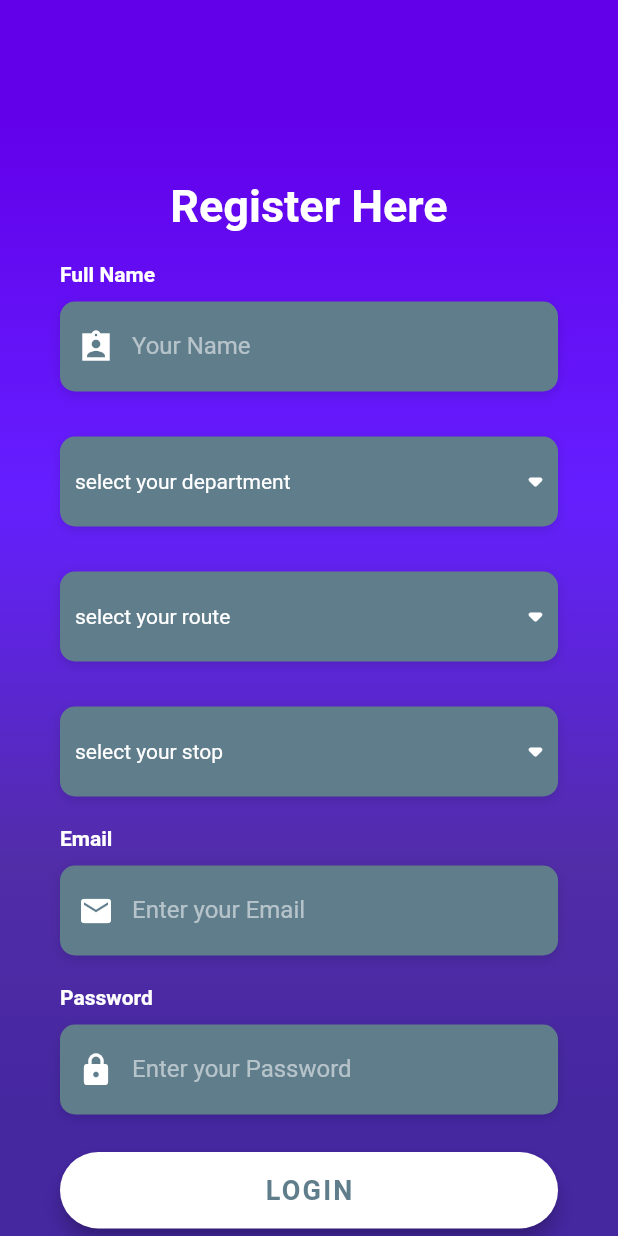
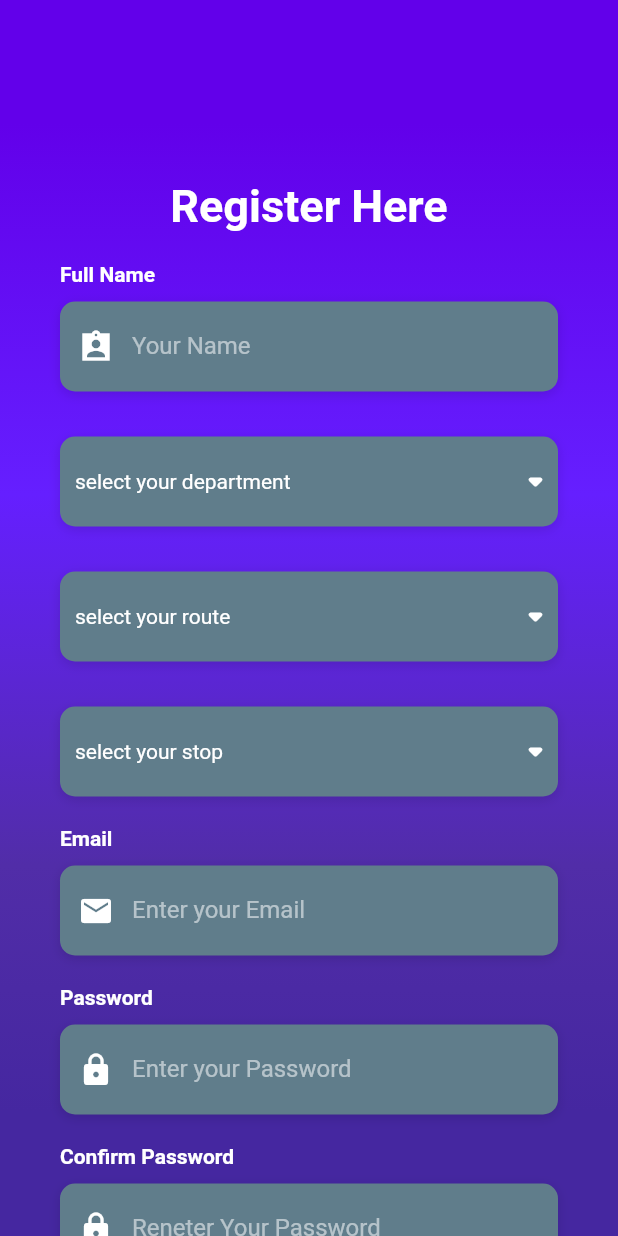
Before and after one commit to matrixhead/busbay, a Flutter app: the StudentRegi widget shown alone on an empty page, opened directly, on a phone screen of 412 x 824 dp. Run offline on Flutter 3.47's test engine with Material 2 defaults, Android fonts, the phone set to English and light mode, and no system bars; our stand-ins replace cloud_firestore, email_validator, firebase_auth, firebase_core, firebase_messaging, flushbar and 9 more; missing offline and left inert: keyboard_visibility, location_platform_interface; accounts and stored records are empty; Roboto replaces fonts that are missing (OpenSans).

Commit message:
Confirm Password

```diff
--- a/lib/DriverBusList.dart
+++ b/lib/DriverBusList.dart
@@ -61,6 +61,7 @@ class driverspeeddailState extends State<driverspeeddail>
               scrollGesturesEnabled: true,
               myLocationButtonEnabled: true,
               zoomGesturesEnabled: true,
+              zoomControlsEnabled: true,
               mapType: MapType.normal,
               initialCameraPosition: view.initialLocation,
               markers: Set.of(view.markerList.values.toList() ?? []),
--- a/lib/PassengerBusList.dart
+++ b/lib/PassengerBusList.dart
@@ -86,6 +86,7 @@ class passengerspeeddailState extends State<passengerspeeddail>
               scrollGesturesEnabled: true,
               myLocationButtonEnabled: true,
               zoomGesturesEnabled: true,
+              zoomControlsEnabled: true,
               onMapCreated: view.onMapCreated,
               initialCameraPosition: view.initialLocation,
               markers: Set.of(view.markerList.values.toList() ?? []),
--- a/lib/StudentRegister.dart
+++ b/lib/StudentRegister.dart
@@ -32,6 +32,8 @@ class StudentRegi extends StatefulWidget {
 }
 
 class _StudentRegiState extends State<StudentRegi> {
+  var newPasswordController = TextEditingController();
+  var repeatPasswordController = TextEditingController();
   StudentRegisterView studentRegisterView =
       serviceLocator<StudentRegisterView>();
 
@@ -389,6 +391,7 @@ class _StudentRegiState extends State<StudentRegi> {
   }
 
   Widget _buildPasswordTF(context) {
+
     return Column(
       crossAxisAlignment: CrossAxisAlignment.start,
       children: <Widget>[
@@ -435,6 +438,7 @@ class _StudentRegiState extends State<StudentRegi> {
                   fontFamily: 'OpenSans',
                 ),
               ),
+              controller: newPasswordController,
               validator: (val) {
                 String validation =
                     Provider.of<StudentRegisterView>(context, listen: false)
@@ -447,6 +451,68 @@ class _StudentRegiState extends State<StudentRegi> {
               onChanged: (val) =>
                   Provider.of<StudentRegisterView>(context, listen: false)
                       .password = val),
+        ),
+      ],
+    );
+  }
+
+  Widget _buildConfirmPasswordTF(context) {
+
+    return Column(
+      crossAxisAlignment: CrossAxisAlignment.start,
+      children: <Widget>[
+        Text(
+          'Confirm Password',
+          style: TextStyle(
+            color: Colors.white,
+            fontWeight: FontWeight.bold,
+            fontFamily: 'OpenSans',
+          ),
+        ),
+        SizedBox(height: 10.0),
+        Container(
+          alignment: Alignment.centerLeft,
+          decoration: BoxDecoration(
+            //color: Color(0xFF6200EA),
+            color: Colors.blueGrey,
+            borderRadius: BorderRadius.circular(10.0),
+            boxShadow: [
+              BoxShadow(
+                color: Colors.black12,
+                blurRadius: 6.0,
+                offset: Offset(0, 2),
+              ),
+            ],
+          ),
+          height: 60.0,
+          child: TextFormField(
+              obscureText: true,
+              style: TextStyle(
+                color: Colors.white,
+                fontFamily: 'OpenSans',
+              ),
+              decoration: InputDecoration(
+                border: InputBorder.none,
+                contentPadding: EdgeInsets.only(top: 14.0),
+                prefixIcon: Icon(
+                  Icons.lock,
+                  color: Colors.white,
+                ),
+                hintText: 'Reneter Your Password',
+                hintStyle: TextStyle(
+                  color: Colors.white54,
+                  fontFamily: 'OpenSans',
+                ),
+              ),
+               controller:repeatPasswordController,
+              validator: (value) {
+                return newPasswordController.text == value
+                    ? null
+                    : "Give same as New Password";
+              },
+              onChanged: (val) =>
+              Provider.of<StudentRegisterView>(context, listen: false)
+                  .password = val),
         ),
       ],
     );
@@ -603,7 +669,11 @@ class _StudentRegiState extends State<StudentRegi> {
                       _buildEmailTF(context),
                       SizedBox(height: 20.0),
                       _buildPasswordTF(context),
+                      SizedBox(height: 20.0),
+                      _buildConfirmPasswordTF(context),
+                      SizedBox(height: 20.0),
                       _buildSignUpBtn(context),
+                      SizedBox(height: 20.0),
                       _buildLoginBtn(),
                     ],
                   );
--- a/pubspec.yaml
+++ b/pubspec.yaml
@@ -26,7 +26,7 @@ dependencies:
   email_validator: ^1.0.4
   fluttertoast: ^3.1.3
   dropdownfield: 1.0.0
-
+  geolocator: ^5.3.1
 
   flutter:
     sdk: flutter
```
Also changed, not shown: pubspec.lock.
